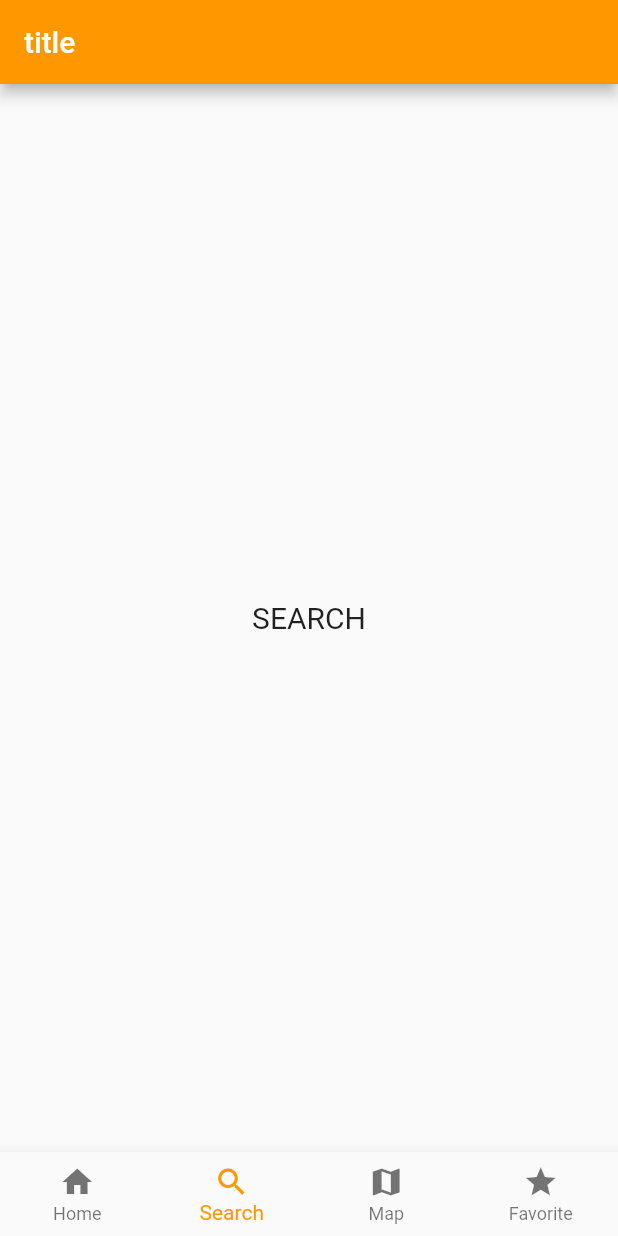
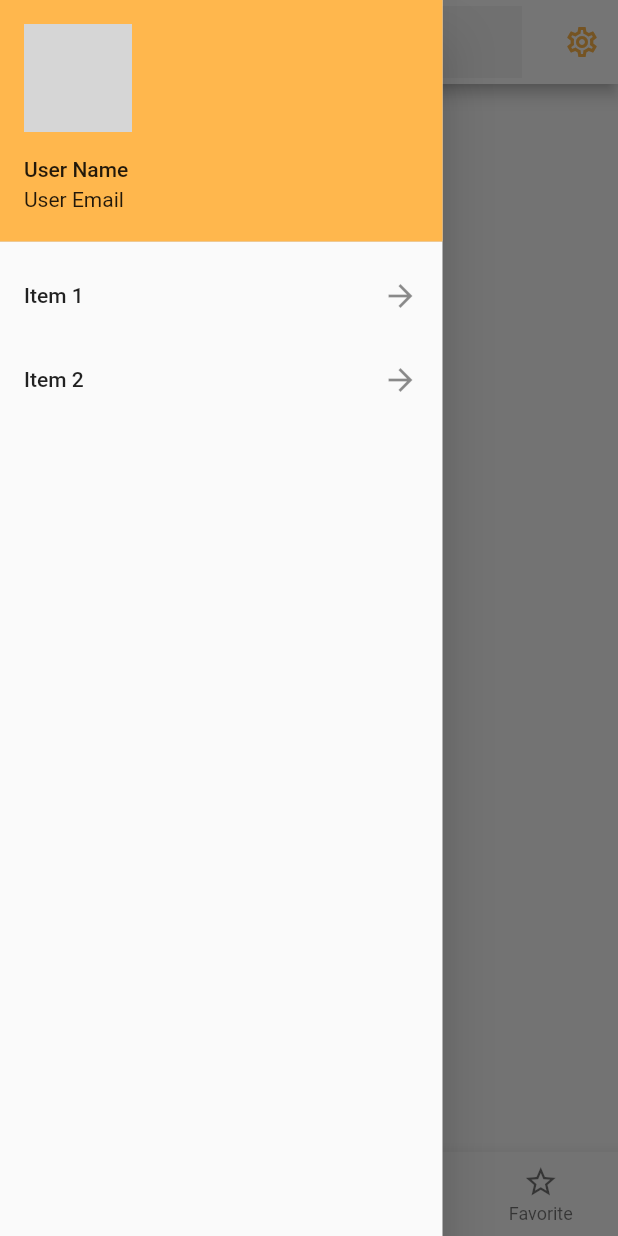
Before and after one commit to matsukawa-s/tabitabi_app, a Flutter app: the screen it shows after launch, item 2 of the bottom bar chosen, with the side drawer open (before the commit the screen has no drawer), on a phone screen of 412 x 824 dp. Run offline on Flutter 3.47's test engine with Material 2 defaults, Android fonts, the phone set to English and light mode, and no system bars; network calls fail; grey boxes are pictures that could not be loaded.

Commit message:
AppBar、NavigationBar、Drawerを調整

```diff
--- a/lib/main.dart
+++ b/lib/main.dart
@@ -34,13 +34,46 @@ class MyApp extends StatelessWidget {
   }
 }
 class MyHomePage extends StatelessWidget {
+  Color iconColor = Colors.orange[300];
+
   AppBar _appBar (context){
     int pageIndex = Provider.of<NavigationBarProvider>(context).selectedIndex;
     PreferredSizeWidget _appBarBottom;
     if(pageIndex == 3){
       return AppBar(
-        title: const Text('title',
-          style: TextStyle(color: Colors.white),),
+        backgroundColor: Colors.white,
+        leading: Builder(
+          builder: (context) => IconButton(
+            color: iconColor,
+            icon: new Icon(Icons.menu),
+            onPressed: () => Scaffold.of(context).openDrawer(),
+          ),
+        ),
+        title: TextField(
+          cursorColor: iconColor,
+          decoration: InputDecoration(
+//              border: OutlineInputBorder(
+//                borderRadius: BorderRadius.circular(25.0),
+//                  borderSide: BorderSide(
+//                    color: Colors.white,
+//                  ),
+//              ),
+            border: InputBorder.none,
+            filled: true,
+            hintStyle: TextStyle(color: Colors.grey[500]),
+            hintText: "Type in your text",
+//              fillColor: Colors.grey
+          ),
+        ),
+        actions: [
+          IconButton(
+            icon: Icon(Icons.settings_outlined),
+            color: iconColor,
+            onPressed: () {
+
+            },
+          ),
+        ],
         bottom: ColoredTabBar(
           color: Colors.white,
           tabBar: TabBar(
@@ -52,10 +85,63 @@ class MyHomePage extends StatelessWidget {
           ),
         ),
       );
+    }else if(pageIndex == 2) {
+      return null;
+    }else if(pageIndex == 1){
+      return AppBar(
+        backgroundColor: Colors.white,
+        leading: Builder(
+          builder: (context) => IconButton(
+            color: iconColor,
+            icon: new Icon(Icons.menu),
+            onPressed: () => Scaffold.of(context).openDrawer(),
+          ),
+        ),
+        title: TextField(
+          cursorColor: iconColor,
+          decoration: InputDecoration(
+//              border: OutlineInputBorder(
+//                borderRadius: BorderRadius.circular(25.0),
+//                  borderSide: BorderSide(
+//                    color: Colors.white,
+//                  ),
+//              ),
+              border: InputBorder.none,
+              filled: true,
+              hintStyle: TextStyle(color: Colors.grey[500]),
+              hintText: "Type in your text",
+//              fillColor: Colors.grey[100],
+          ),
+        ),
+        actions: [
+          IconButton(
+            icon: Icon(Icons.settings_outlined),
+            color: iconColor,
+            onPressed: () {
+
+            },
+          ),
+        ],
+      );
     }else{
       return AppBar(
-        title: Text('title',
-          style: TextStyle(color: Colors.white),),
+        backgroundColor: Colors.white,
+        leading: Builder(
+          builder: (context) => IconButton(
+            color: iconColor,
+            icon: new Icon(Icons.menu),
+            onPressed: () => Scaffold.of(context).openDrawer(),
+          ),
+        ),
+        actions: [
+          IconButton(
+            icon: Icon(Icons.settings_outlined),
+            color: iconColor,
+            onPressed: () {
+
+            },
+          ),
+        ],
       );
     }
   }
@@ -70,13 +156,47 @@ class MyHomePage extends StatelessWidget {
               return model.getPage();
             }
         ),
+        drawer: Container(
+          width: 295,
+          child: Drawer(
+            child: ListView(
+              children: <Widget>[
+                UserAccountsDrawerHeader(
+                  accountName: Text("User Name"),
+                  accountEmail: Text("User Email"),
+                  currentAccountPicture: CircleAvatar(
+                    backgroundColor: Colors.white,
+                    backgroundImage: NetworkImage("https://pbs.twimg.com/profile_images/885510796691689473/rR9aWvBQ_400x400.jpg"),
+                  ),
+                  decoration: BoxDecoration(
+                    color: Colors.orange[300],
+                  ),
+                ),
+                ListTile(
+                  title: Text("Item 1"),
+                  trailing: Icon(Icons.arrow_forward),
+                  onTap: (){
+
+                  },
+                ),
+                ListTile(
+                  title: Text("Item 2"),
+                  trailing: Icon(Icons.arrow_forward),
+                  onTap: (){
+
+                  },
+                ),
+              ],
+            ),
+          ),
+        ),
         bottomNavigationBar: Consumer<NavigationBarProvider>(
             builder: (_, model, __) {
               return BottomNavigationBar(
                 type: BottomNavigationBarType.fixed,
                 items: const <BottomNavigationBarItem>[
                   BottomNavigationBarItem(
-                    icon: Icon(Icons.home),
+                    icon: Icon(Icons.home_outlined),
                     label: 'Home',
                   ),
                   BottomNavigationBarItem(
@@ -84,11 +204,11 @@ class MyHomePage extends StatelessWidget {
                     label: 'Search',
                   ),
                   BottomNavigationBarItem(
-                    icon: Icon(Icons.map),
+                    icon: Icon(Icons.map_outlined),
                     label: 'Map',
                   ),
                   BottomNavigationBarItem(
-                    icon: Icon(Icons.star),
+                    icon: Icon(Icons.star_outline),
                     label: 'Favorite',
                   ),
                 ],
@@ -121,3 +241,17 @@ class ColoredTabBar extends StatelessWidget implements PreferredSizeWidget {
   @override
   Size get preferredSize => tabBar.preferredSize;
 }
+
+class TextBox extends StatelessWidget {
+  @override
+  Widget build(BuildContext context) {
+    return Container(
+      alignment: Alignment.centerLeft,
+      color: Colors.white,
+      child: TextField(
+        decoration:
+        InputDecoration(border: InputBorder.none, hintText: 'Search'),
+      ),
+    );
+  }
+}
```
